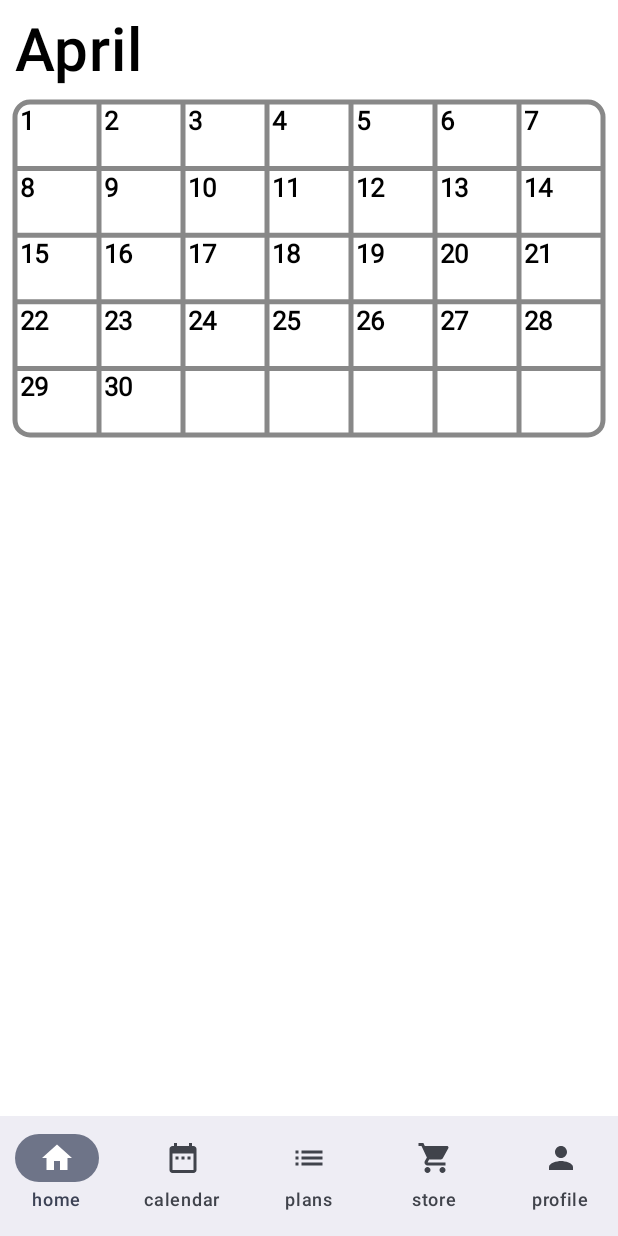
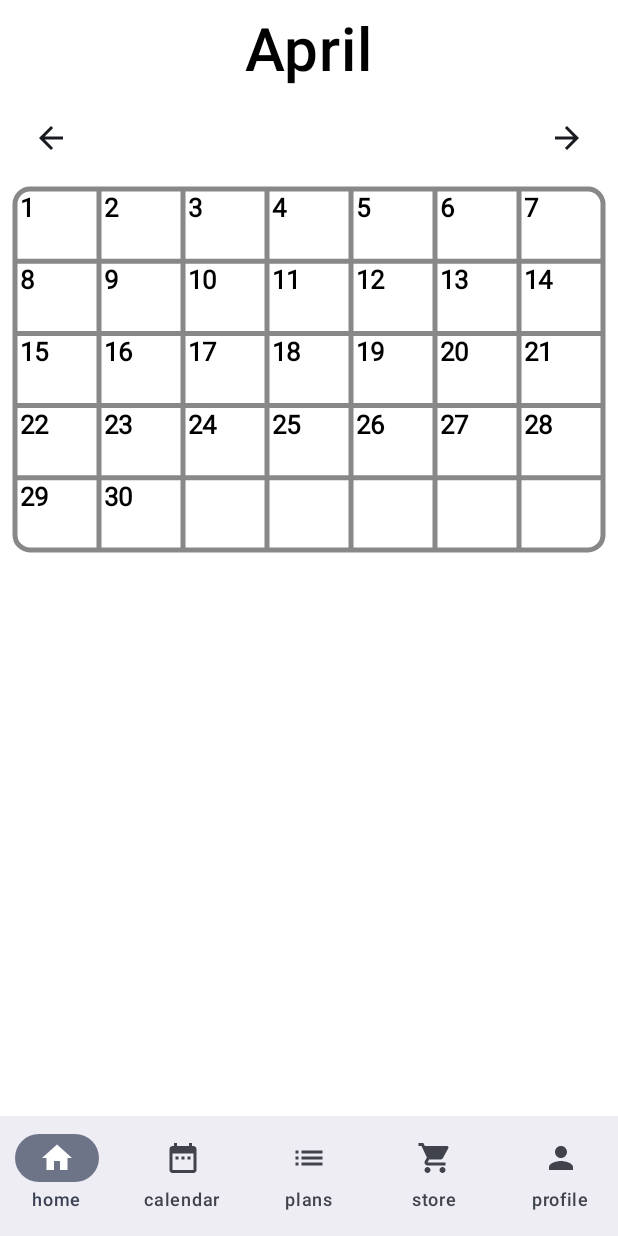
Before and after one commit to andrejkorica/MuscleStore2, an Android app built with Jetpack Compose: the CalendarView screen opened through its navigation route, on a phone screen of 412 x 824 dp. Run offline under Robolectric (Android 15) with nearby library versions, the phone set to English and light mode, and no system bars.

Commit message:
calendar title works now

```diff
--- a/app/src/main/java/hr/unipu/musclestore/MainActivity.kt
+++ b/app/src/main/java/hr/unipu/musclestore/MainActivity.kt
@@ -2,14 +2,17 @@ package hr.unipu.musclestore
 
 import android.annotation.SuppressLint
 import android.os.Bundle
+import android.util.Log
 import androidx.activity.ComponentActivity
 import androidx.activity.compose.setContent
 import androidx.compose.foundation.background
 import androidx.compose.foundation.layout.Box
 import androidx.compose.foundation.layout.Column
+import androidx.compose.foundation.layout.Spacer
 import androidx.compose.foundation.layout.aspectRatio
 import androidx.compose.foundation.layout.fillMaxSize
 import androidx.compose.foundation.layout.fillMaxWidth
+import androidx.compose.foundation.layout.height
 import androidx.compose.foundation.layout.padding
 import androidx.compose.material.icons.Icons
 import androidx.compose.material.icons.filled.DateRange
@@ -32,6 +35,7 @@ import androidx.compose.material3.Scaffold
 import androidx.compose.material3.Surface
 import androidx.compose.material3.Text
 import androidx.compose.runtime.Composable
+import androidx.compose.runtime.LaunchedEffect
 import androidx.compose.runtime.mutableStateOf
 import androidx.compose.runtime.getValue
 import androidx.compose.runtime.mutableIntStateOf
@@ -164,21 +168,23 @@ class MainActivity : ComponentActivity() {
                                 val calendarView = CalendarView()
 
                                 val currentYear = LocalDate.now().year
-                                val currentMonth = LocalDate.now().monthValue
-                                val currentMonthString = LocalDate.now().month.toString()
-                                    .lowercase(Locale.getDefault())
-                                    .replaceFirstChar {
-                                        if (it.isLowerCase()) it.titlecase(
-                                            Locale.getDefault()
-                                        ) else it.toString()
-                                    }
+                                var month by remember { mutableStateOf(LocalDate.now().monthValue) }
+                                val currentMonthString = remember(month) {
+                                    LocalDate.now().withMonth(month).month.toString()
+                                        .lowercase(Locale.getDefault())
+                                        .replaceFirstChar {
+                                            if (it.isLowerCase()) it.titlecase(Locale.getDefault()) else it.toString()
+                                        }
+                                }
 
-                                val calendarInputList by remember {
-                                    mutableStateOf(calendarView.createCalendarList(currentYear, currentMonth))
+
+                                var calendarInputList by remember(month) {
+                                    mutableStateOf(calendarView.createCalendarList(currentYear, month))
                                 }
                                 var clickedCalendarElem by remember {
                                     mutableStateOf<CalendarInput?>(null)
                                 }
+
                                 Box(
                                     modifier = Modifier
                                         .fillMaxSize()
@@ -186,25 +192,34 @@ class MainActivity : ComponentActivity() {
                                     contentAlignment = Alignment.TopCenter
                                 ){
                                     calendarView.CalendarScreen(
+                                        month = currentMonthString,
                                         calendarInput = calendarInputList,
-                                        onDayClick = {day -> clickedCalendarElem = calendarInputList.first { it.day == day}},
-                                        month = currentMonthString,
+                                        onDayClick = { day -> clickedCalendarElem = calendarInputList.first { it.day == day } },
                                         modifier = Modifier
                                             .padding(10.dp)
                                             .fillMaxWidth()
-                                            .aspectRatio(1.4f))
+                                            .aspectRatio(1.1f),
+                                        onPreviousMonthClick = {
+                                            month = if (month == 1) 12 else month - 1
+                                            calendarInputList = calendarView.createCalendarList(currentYear, month)
+                                        },
+                                        onNextMonthClick = {
+                                            month = if (month == 12) 1 else month + 1
+                                            calendarInputList = calendarView.createCalendarList(currentYear, month)
+                                        })
                                     Column (
                                         modifier = Modifier
                                             .fillMaxWidth()
                                             .padding(10.dp)
-                                            .align(Alignment.Center)
+                                            .align(Alignment.CenterEnd)
                                     ){
+                                        Spacer(modifier = Modifier.height(60.dp))
                                         clickedCalendarElem?.notes?.forEach {
                                             Text(
-                                                if(it.contains("Day")) it else "- $it",
+                                                if (it.contains("Day")) it else "- $it",
                                                 color = Color.Black,
                                                 fontWeight = FontWeight.SemiBold,
-                                                fontSize = if(it.contains("Day")) 25.sp else 18.sp
+                                                fontSize = if (it.contains("Day")) 25.sp else 18.sp,
                                             )
                                         }
                                     }
--- a/app/src/main/java/hr/unipu/musclestore/Views/CalendarView.kt
+++ b/app/src/main/java/hr/unipu/musclestore/Views/CalendarView.kt
@@ -1,13 +1,26 @@
 package hr.unipu.musclestore.Views
 
 import android.graphics.Paint
+import android.graphics.Paint.Align
 import androidx.compose.animation.core.animate
 import androidx.compose.animation.core.tween
 import androidx.compose.foundation.Canvas
 import androidx.compose.foundation.gestures.detectTapGestures
 import androidx.compose.foundation.layout.Arrangement
+import androidx.compose.foundation.layout.Box
+import androidx.compose.ui.Alignment
 import androidx.compose.foundation.layout.Column
+import androidx.compose.foundation.layout.Row
+import androidx.compose.foundation.layout.Spacer
 import androidx.compose.foundation.layout.fillMaxSize
+import androidx.compose.foundation.layout.fillMaxWidth
+import androidx.compose.foundation.layout.height
+import androidx.compose.foundation.layout.padding
+import androidx.compose.material.icons.Icons
+import androidx.compose.material.icons.filled.ArrowBack
+import androidx.compose.material.icons.filled.ArrowForward
+import androidx.compose.material3.Icon
+import androidx.compose.material3.IconButton
 import androidx.compose.material3.Text
 import androidx.compose.runtime.Composable
 import androidx.compose.runtime.getValue
@@ -32,12 +45,15 @@ import androidx.compose.ui.unit.dp
 import androidx.compose.ui.unit.sp
 import hr.unipu.musclestore.data.CalendarInput
 import kotlinx.coroutines.launch
+import java.time.LocalDate
 import java.time.YearMonth
+import java.util.Locale
 
 
 private const val CALENDAR_ROWS = 5
 private const val CALENDAR_COLUMNS = 7
 class CalendarView {
+
 
 
     fun createCalendarList(year: Int, month: Int): List<CalendarInput> {
@@ -64,9 +80,12 @@ class CalendarView {
         modifier: Modifier = Modifier,
         calendarInput: List<CalendarInput>,
         onDayClick: (Int) -> Unit,
+        onPreviousMonthClick: () -> Unit,
+        onNextMonthClick: () -> Unit,
         strokeWidth: Float = 5f,
         month: String
     ) {
+
 
         var canvasSize by remember {
             mutableStateOf(Size.Zero)
@@ -86,8 +105,33 @@ class CalendarView {
                 text = month,
                 fontWeight = FontWeight.Medium,
                 color = Color.Black,
-                fontSize = 40.sp
+                fontSize = 40.sp,
+                modifier = Modifier.align(Alignment.CenterHorizontally)
             )
+            Row(
+                modifier = Modifier.fillMaxWidth(),
+                horizontalArrangement = Arrangement.SpaceBetween
+            ) {
+                IconButton(
+                    onClick = onPreviousMonthClick
+                ) {
+                    Icon(
+                        imageVector = Icons.Default.ArrowBack,
+                        contentDescription = "Previous Month"
+                    )
+                }
+
+                IconButton(
+                    onClick = onNextMonthClick
+                ) {
+                    Icon(
+                        imageVector = Icons.Default.ArrowForward,
+                        contentDescription = "Next Month"
+                    )
+                }
+            }
+
+
             Canvas(modifier = Modifier.
                         fillMaxSize().
             pointerInput(true) {
@@ -184,7 +228,9 @@ class CalendarView {
                     }
                 }
 
+
             }
         }
+
     }
 }
```
